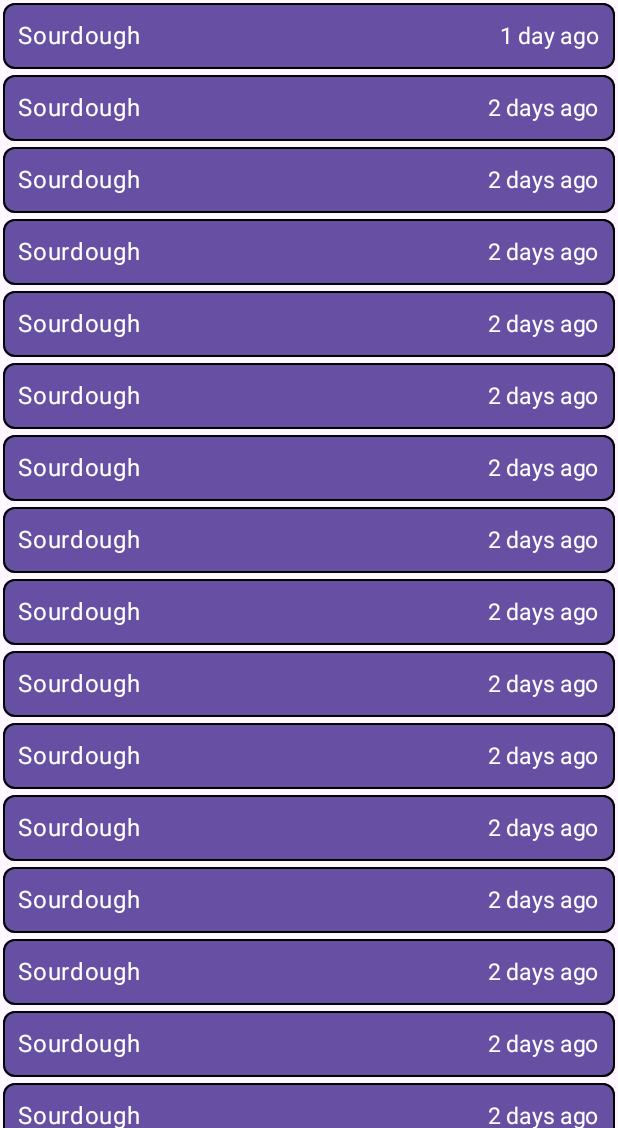
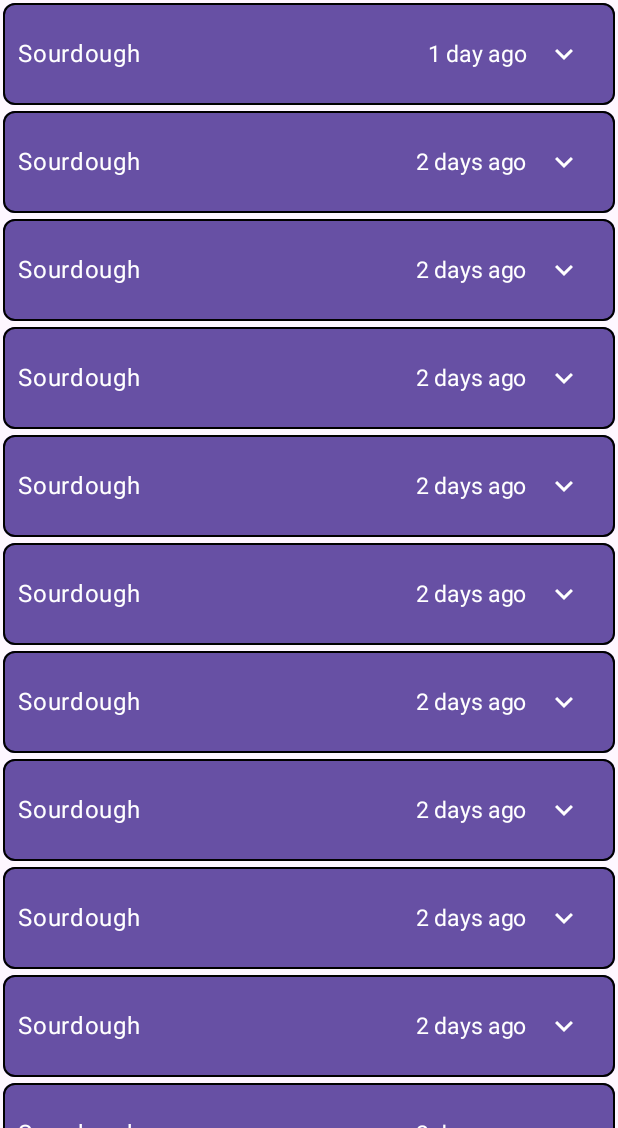
Before and after one commit to scrooge313/Breadcrumbs, an Android app built with Jetpack Compose: the screen it shows after launch (MainActivity), after a tap on "Brioche", on a phone screen of 412 x 824 dp, the part 108-1236 px from its top. Run offline under Robolectric (Android 15) with nearby library versions, the phone set to English and light mode, and no system bars.

Commit message:
details and animation

```diff
--- a/app/build.gradle.kts
+++ b/app/build.gradle.kts
@@ -49,6 +49,7 @@ dependencies {
     implementation(libs.androidx.compose.ui.graphics)
     implementation(libs.androidx.compose.ui.tooling.preview)
     implementation(libs.androidx.compose.material3)
+    implementation(libs.material.icons.extended)
     testImplementation(libs.junit)
     androidTestImplementation(libs.androidx.junit)
     androidTestImplementation(libs.androidx.espresso.core)
--- a/app/src/main/java/com/scrooge/breadcrumbs/overview/ui/Overview.kt
+++ b/app/src/main/java/com/scrooge/breadcrumbs/overview/ui/Overview.kt
@@ -1,6 +1,9 @@
 package com.scrooge.breadcrumbs.overview.ui
 
 import androidx.annotation.VisibleForTesting
+import androidx.compose.animation.animateContentSize
+import androidx.compose.animation.core.Spring
+import androidx.compose.animation.core.spring
 import androidx.compose.foundation.BorderStroke
 import androidx.compose.foundation.Image
 import androidx.compose.foundation.clickable
@@ -19,10 +22,15 @@ import androidx.compose.foundation.layout.padding
 import androidx.compose.foundation.layout.width
 import androidx.compose.foundation.lazy.LazyColumn
 import androidx.compose.foundation.lazy.itemsIndexed
+import androidx.compose.material.icons.Icons
+import androidx.compose.material.icons.filled.ExpandLess
+import androidx.compose.material.icons.filled.ExpandMore
 import androidx.compose.material3.Card
 import androidx.compose.material3.CardDefaults
 import androidx.compose.material3.CenterAlignedTopAppBar
 import androidx.compose.material3.ExperimentalMaterial3Api
+import androidx.compose.material3.Icon
+import androidx.compose.material3.IconButton
 import androidx.compose.material3.MaterialTheme
 import androidx.compose.material3.Scaffold
 import androidx.compose.material3.Text
@@ -34,6 +42,7 @@ import androidx.compose.runtime.setValue
 import androidx.compose.ui.Alignment
 import androidx.compose.ui.Modifier
 import androidx.compose.ui.graphics.Color
+import androidx.compose.ui.graphics.vector.ImageVector
 import androidx.compose.ui.res.painterResource
 import androidx.compose.ui.res.pluralStringResource
 import androidx.compose.ui.res.stringResource
@@ -118,30 +127,72 @@ fun TopBar(modifier: Modifier = Modifier) {
 @Composable
 fun BakingEntry(item: Baking, modifier: Modifier = Modifier) {
     Card(
-        modifier = modifier
-            .height(IntrinsicSize.Max),
+        modifier = modifier,
         border = BorderStroke(
             1.dp,
             Color.Black,
         ),
         colors = CardDefaults.cardColors(containerColor = MaterialTheme.colorScheme.primary)
     ) {
+        Column(
+            modifier = Modifier
+                .fillMaxWidth()
+                .padding(10.dp)
+                .animateContentSize(
+                    animationSpec = spring(
+                        dampingRatio = Spring.DampingRatioNoBouncy,
+                        stiffness = Spring.StiffnessMedium
+                    )
+                ),
+        ) {
+            var expanded by remember { mutableStateOf(false) }
             Row(
                 modifier = Modifier
-                .fillMaxWidth()
-                .padding(10.dp),
+                    .fillMaxWidth(),
                 horizontalArrangement = Arrangement.Absolute.SpaceBetween,
                 verticalAlignment = Alignment.CenterVertically
             ) {
                 Text(
                     text = item.type,
                 )
+                Spacer(
+                    modifier = Modifier.weight(1f)
+                )
                 Text(
                     text = computeTimeDelta(item.date),
                     fontSize = 15.sp
                 )
+                BakingEntryToggle(expanded = expanded, onClick = {
+                    expanded = !expanded
+                })
+            }
+            if (expanded) {
+                BakingDetails()
             }
         }
+    }
+}
+
+@Composable
+private fun BakingEntryToggle(
+    expanded: Boolean,
+    onClick: () -> Unit,
+    modifier: Modifier = Modifier
+) {
+    IconButton(
+        onClick = onClick,
+        modifier = modifier,
+    ) {
+        Icon(
+            imageVector = if (expanded) Icons.Filled.ExpandLess else Icons.Filled.ExpandMore,
+            contentDescription = stringResource(R.string.expand_button_content_description),
+        )
+    }
+}
+
+@Composable
+private fun BakingDetails(modifier: Modifier = Modifier) {
+    Text("Placeholder")
 }
 
 @Preview(showBackground = true)
--- a/app/src/main/res/values/strings.xml
+++ b/app/src/main/res/values/strings.xml
@@ -1,5 +1,6 @@
 <resources>
     <string name="app_name">Breadcrumbs</string>
+    <string name="expand_button_content_description">Expand</string>
     <plurals name="days_ago">
         <item quantity="one">%d day ago</item>
         <item quantity="other">%d days ago</item>
--- a/gradle/libs.versions.toml
+++ b/gradle/libs.versions.toml
@@ -24,6 +24,7 @@ androidx-compose-ui-tooling-preview = { group = "androidx.compose.ui", name = "u
 androidx-compose-ui-test-manifest = { group = "androidx.compose.ui", name = "ui-test-manifest" }
 androidx-compose-ui-test-junit4 = { group = "androidx.compose.ui", name = "ui-test-junit4" }
 androidx-compose-material3 = { group = "androidx.compose.material3", name = "material3" }
+material-icons-extended = { group = "androidx.compose.material", name = "material-icons-extended" }
 
 [plugins]
 android-application = { id = "com.android.application", version.ref = "agp" }
```
Lines whose indentation alone changed are shown as unchanged.
